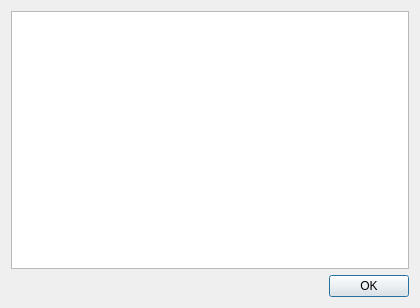
First picture: the form in src/View/Widgets/MultilineDialog.ui, repository thefinalcutbg/DinoDent, before the edit.
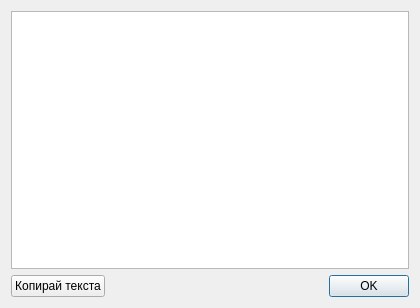
Second picture: the form after the edit.

```diff
--- a/src/View/Widgets/MultilineDialog.ui
+++ b/src/View/Widgets/MultilineDialog.ui
@@ -23,6 +23,16 @@
    </item>
    <item>
     <layout class="QHBoxLayout" name="horizontalLayout">
+     <item>
+      <widget class="QPushButton" name="copyButton">
+       <property name="text">
+        <string>Копирай текста</string>
+       </property>
+       <property name="autoDefault">
+        <bool>false</bool>
+       </property>
+      </widget>
+     </item>
      <item>
       <spacer name="horizontalSpacer">
        <property name="orientation">
```
Left out of the diff: 5 changed lines with no effect on the pictures.
